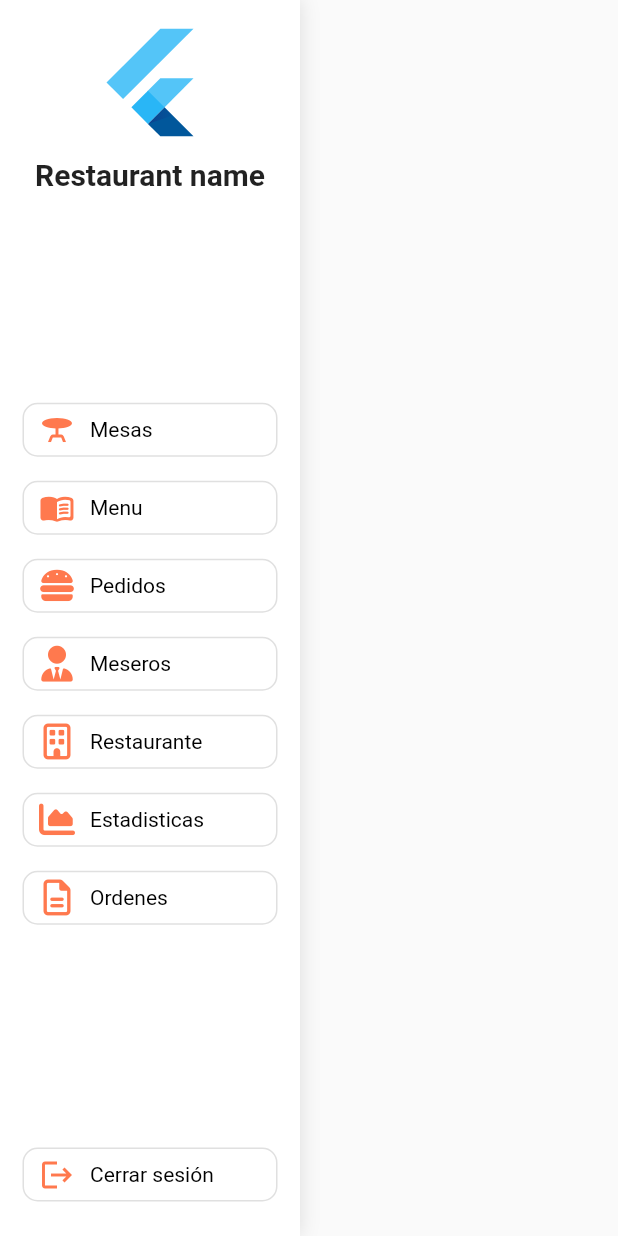
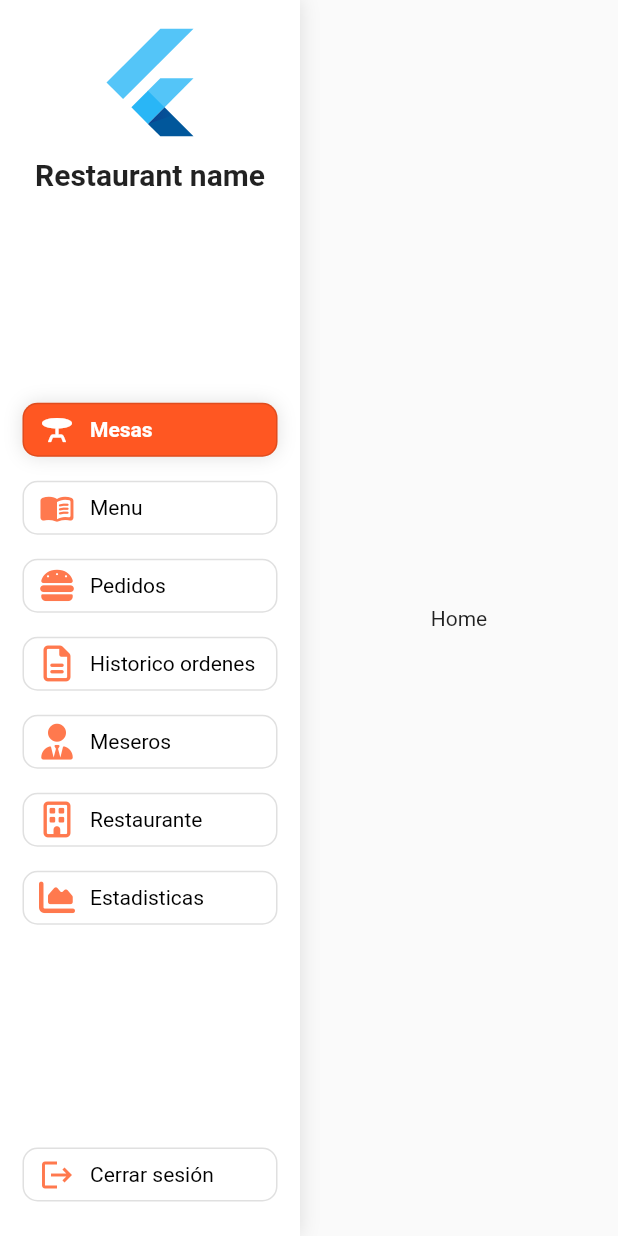
Before and after one commit to nestorsgarzonc/oyt_admin, a Flutter app: the IndexHomeScreen screen opened by its route, on a phone screen of 412 x 824 dp. Run offline on Flutter 3.47's test engine with Material 2 defaults, Android fonts, the phone set to English and light mode, and no system bars; our stand-ins replace dartz, equatable, flutter_riverpod, font_awesome_flutter, go_router, hive_flutter and 1 more; missing offline and left inert: oyt_front_auth, oyt_front_core, oyt_front_widgets; accounts and stored records are empty.

Commit message:
Added drawer

```diff
--- a/lib/features/home/models/drawer_item.dart
+++ b/lib/features/home/models/drawer_item.dart
@@ -12,33 +12,12 @@ class CardItem extends Equatable {
   List<Object> get props => [title, icon];
 
   static const items = [
-    CardItem(
-      title: 'Mesas',
-      icon: Icons.table_bar,
-    ),
-    CardItem(
-      title: 'Menu',
-      icon: Icons.menu_book_rounded,
-    ),
-    CardItem(
-      title: 'Pedidos',
-      icon: FontAwesomeIcons.burger,
-    ),
-    CardItem(
-      title: 'Meseros',
-      icon: FontAwesomeIcons.userTie,
-    ),
-    CardItem(
-      title: 'Restaurante',
-      icon: FontAwesomeIcons.building,
-    ),
-    CardItem(
-      title: 'Estadisticas',
-      icon: FontAwesomeIcons.chartArea,
-    ),
-    CardItem(
-      title: 'Ordenes',
-      icon: FontAwesomeIcons.fileLines,
-    ),
+    CardItem(title: 'Mesas', icon: Icons.table_bar),
+    CardItem(title: 'Menu', icon: Icons.menu_book_rounded),
+    CardItem(title: 'Pedidos', icon: FontAwesomeIcons.burger),
+    CardItem(title: 'Historico ordenes', icon: FontAwesomeIcons.fileLines),
+    CardItem(title: 'Meseros', icon: FontAwesomeIcons.userTie),
+    CardItem(title: 'Restaurante', icon: FontAwesomeIcons.building),
+    CardItem(title: 'Estadisticas', icon: FontAwesomeIcons.chartArea),
   ];
 }
--- a/lib/features/home/ui/index_home_screen.dart
+++ b/lib/features/home/ui/index_home_screen.dart
@@ -13,12 +13,15 @@ class IndexHomeScreen extends ConsumerStatefulWidget {
 }
 
 class _IndexHomeScreenState extends ConsumerState<IndexHomeScreen> {
-  int? _index;
+  int _index = 0;
 
   @override
   Widget build(BuildContext context) {
     return Scaffold(
-      body: Row(
+      body: Column(
+        children: [
+          Expanded(
+            child: Row(
               children: [
                 Container(
                   decoration: const BoxDecoration(
@@ -58,7 +61,6 @@ class _IndexHomeScreenState extends ConsumerState<IndexHomeScreen> {
                   ),
                 ),
                 Expanded(
-            flex: 3,
                   child: IndexedStack(
                     index: _index,
                     children: const [
@@ -71,6 +73,9 @@ class _IndexHomeScreenState extends ConsumerState<IndexHomeScreen> {
                 ),
               ],
             ),
+          ),
+        ],
+      ),
     );
   }
 }
--- a/lib/features/home/ui/widgets/drawer_item_card.dart
+++ b/lib/features/home/ui/widgets/drawer_item_card.dart
@@ -37,11 +37,13 @@ class DrawerItemCard extends StatelessWidget {
                   color: isSelected ? Colors.white : Colors.deepOrange.withOpacity(0.8),
                 ),
                 const SizedBox(width: 10),
-                Text(
-                  item.title,
-                  style: TextStyle(
-                    color: isSelected ? Colors.white : Colors.black,
-                    fontWeight: isSelected ? FontWeight.bold : FontWeight.normal,
+                Expanded(
+                  child: Text(
+                    item.title,
+                    style: TextStyle(
+                      color: isSelected ? Colors.white : Colors.black,
+                      fontWeight: isSelected ? FontWeight.bold : FontWeight.normal,
+                    ),
                   ),
                 ),
               ],
```
Lines whose indentation alone changed are shown as unchanged.
